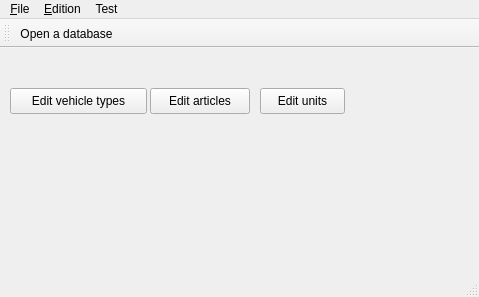
Old version of the form tools/mdtcablelist/src/mdtClMainWindow.ui in the repository scandyna/multidiagtools.
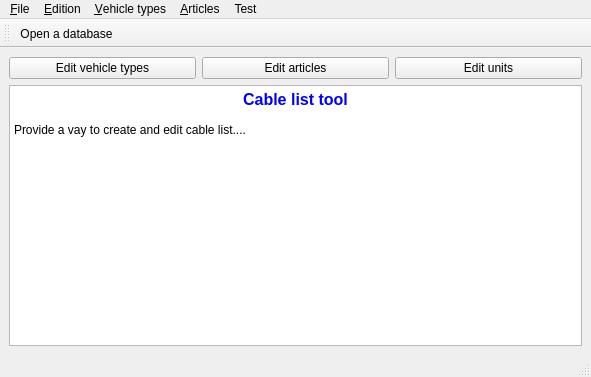
New version of the form. Icons and pictures are not drawn.

Commit message: Working on cable list tool

The edit to the form file:
```diff
--- a/tools/mdtcablelist/src/mdtClMainWindow.ui
+++ b/tools/mdtcablelist/src/mdtClMainWindow.ui
@@ -6,63 +6,63 @@
    <rect>
     <x>0</x>
     <y>0</y>
-    <width>479</width>
-    <height>297</height>
+    <width>591</width>
+    <height>377</height>
    </rect>
   </property>
   <property name="windowTitle">
    <string>MainWindow</string>
   </property>
   <widget class="QWidget" name="centralwidget">
-   <widget class="QPushButton" name="pbEditUnit">
-    <property name="geometry">
-     <rect>
-      <x>260</x>
-      <y>40</y>
-      <width>85</width>
-      <height>26</height>
-     </rect>
-    </property>
-    <property name="text">
-     <string>Edit units</string>
-    </property>
-   </widget>
-   <widget class="QPushButton" name="pbEditArticle">
-    <property name="geometry">
-     <rect>
-      <x>150</x>
-      <y>40</y>
-      <width>100</width>
-      <height>26</height>
-     </rect>
-    </property>
-    <property name="text">
-     <string>Edit articles</string>
-    </property>
-   </widget>
-   <widget class="QPushButton" name="pbEditVehicleType">
-    <property name="geometry">
-     <rect>
-      <x>10</x>
-      <y>40</y>
-      <width>137</width>
-      <height>26</height>
-     </rect>
-    </property>
-    <property name="text">
-     <string>Edit vehicle types</string>
-    </property>
-    <property name="flat">
-     <bool>false</bool>
-    </property>
-   </widget>
+   <layout class="QGridLayout" name="gridLayout">
+    <item row="0" column="0">
+     <widget class="QPushButton" name="pbEditVehicleType">
+      <property name="text">
+       <string>Edit vehicle types</string>
+      </property>
+      <property name="flat">
+       <bool>false</bool>
+      </property>
+     </widget>
+    </item>
+    <item row="0" column="1">
+     <widget class="QPushButton" name="pbEditArticle">
+      <property name="text">
+       <string>Edit articles</string>
+      </property>
+     </widget>
+    </item>
+    <item row="0" column="2">
+     <widget class="QPushButton" name="pbEditUnit">
+      <property name="text">
+       <string>Edit units</string>
+      </property>
+     </widget>
+    </item>
+    <item row="1" column="0" colspan="3">
+     <widget class="QTextEdit" name="textEdit">
+      <property name="readOnly">
+       <bool>true</bool>
+      </property>
+      <property name="html">
+       <string>&lt;!DOCTYPE HTML PUBLIC &quot;-//W3C//DTD HTML 4.0//EN&quot; &quot;http://www.w3.org/TR/REC-html40/strict.dtd&quot;&gt;
+&lt;html&gt;&lt;head&gt;&lt;meta name=&quot;qrichtext&quot; content=&quot;1&quot; /&gt;&lt;style type=&quot;text/css&quot;&gt;
+p, li { white-space: pre-wrap; }
+&lt;/style&gt;&lt;/head&gt;&lt;body style=&quot; font-family:'Sans Serif'; font-size:9pt; font-weight:400; font-style:normal;&quot;&gt;
+&lt;p align=&quot;center&quot; style=&quot; margin-top:0px; margin-bottom:0px; margin-left:0px; margin-right:0px; -qt-block-indent:0; text-indent:0px;&quot;&gt;&lt;span style=&quot; font-size:12pt; font-weight:600; color:#0000ff;&quot;&gt;Cable list tool&lt;/span&gt;&lt;/p&gt;
+&lt;p style=&quot;-qt-paragraph-type:empty; margin-top:0px; margin-bottom:0px; margin-left:0px; margin-right:0px; -qt-block-indent:0; text-indent:0px;&quot;&gt;&lt;br /&gt;&lt;/p&gt;
+&lt;p style=&quot; margin-top:0px; margin-bottom:0px; margin-left:0px; margin-right:0px; -qt-block-indent:0; text-indent:0px;&quot;&gt;Provide a vay to create and edit cable list....&lt;/p&gt;&lt;/body&gt;&lt;/html&gt;</string>
+      </property>
+     </widget>
+    </item>
+   </layout>
   </widget>
   <widget class="QMenuBar" name="menubar">
    <property name="geometry">
     <rect>
      <x>0</x>
      <y>0</y>
-     <width>479</width>
+     <width>591</width>
      <height>21</height>
     </rect>
    </property>
@@ -101,8 +101,26 @@
     <addaction name="actEditTestConnectionCable"/>
     <addaction name="actCableChecker"/>
    </widget>
+   <widget class="QMenu" name="menuVehicle_types">
+    <property name="title">
+     <string>&amp;Vehicle types</string>
+    </property>
+    <addaction name="actViewVehicleType"/>
+    <addaction name="actEditSelectedVehicleType"/>
+    <addaction name="actEditVehicleType"/>
+   </widget>
+   <widget class="QMenu" name="menu_Articles">
+    <property name="title">
+     <string>&amp;Articles</string>
+    </property>
+    <addaction name="actViewArticle"/>
+    <addaction name="actEditSelectedArticle"/>
+    <addaction name="actEditArticle"/>
+   </widget>
    <addaction name="menu_File"/>
    <addaction name="menu_Edition"/>
+   <addaction name="menuVehicle_types"/>
+   <addaction name="menu_Articles"/>
    <addaction name="menuTest"/>
   </widget>
   <widget class="QStatusBar" name="statusbar"/>
```
Left out of the diff: 53 changed lines with no effect on the pictures. The commit also changes 10 other files.
